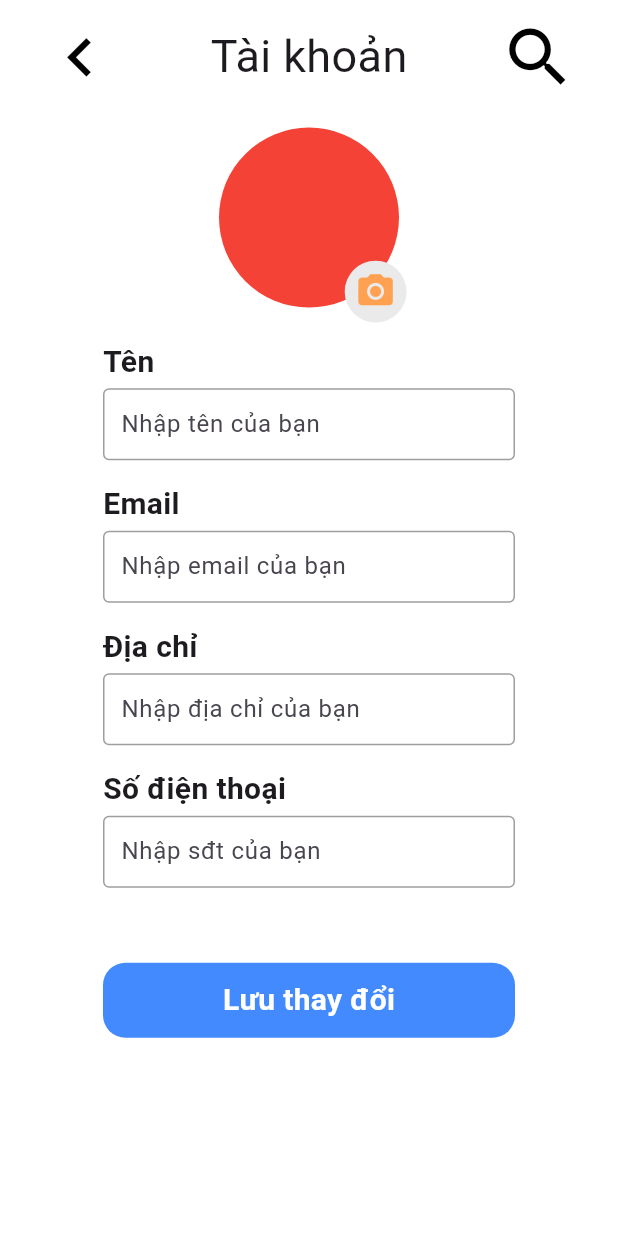
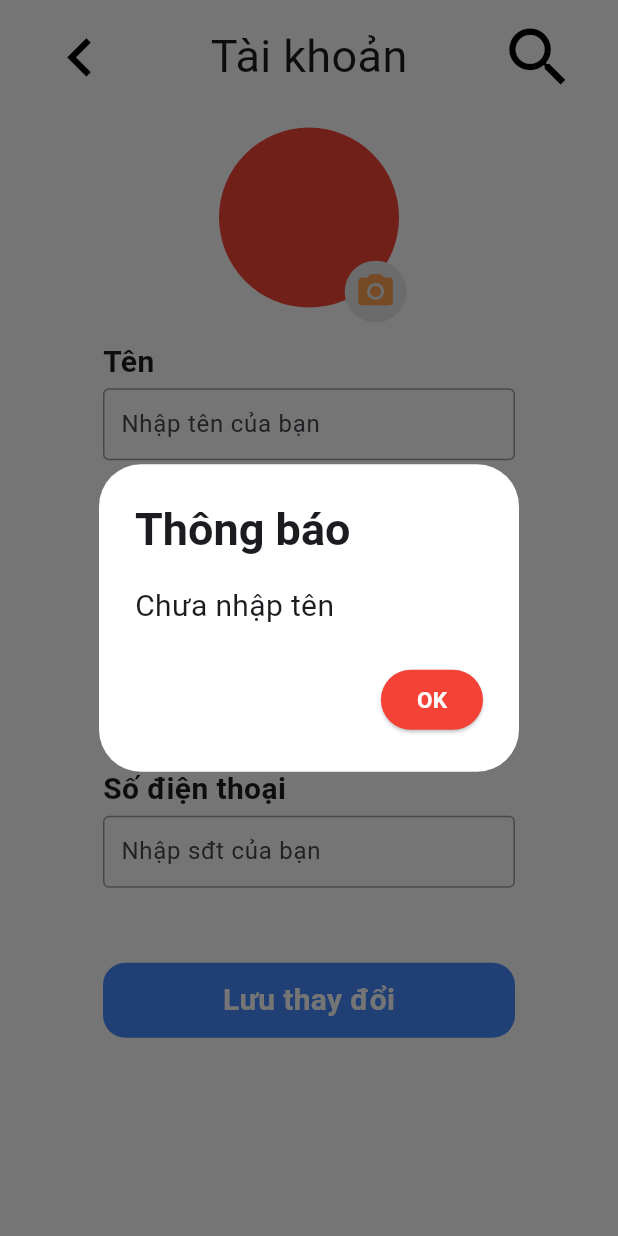
Before and after one commit to tiendung2306/MapSnap, a Flutter app: the accountScreen screen opened directly, after a tap on "Lưu thay đổi", on a phone screen of 412 x 824 dp. Run offline on Flutter 3.47's test engine with Material 3 defaults, Android fonts, the light colour scheme and no system bars; our stand-ins replace camera, get_it, shared_preferences; accounts and stored records are empty.

Commit message:
Update AccountScreen

```diff
--- a/frontend/lib/Screen/AccountScreen.dart
+++ b/frontend/lib/Screen/AccountScreen.dart
@@ -1,6 +1,8 @@
 import 'package:flutter/material.dart';
 import 'package:mapsnap_fe/Widget//text_field_input.dart';
+import 'package:provider/provider.dart';
 import 'package:shared_preferences/shared_preferences.dart';
+import '../Widget/accountModel.dart';
 import 'settingScreen.dart';
 
 class accountScreen extends StatefulWidget {
@@ -11,13 +13,19 @@ class accountScreen extends StatefulWidget {
 }
 
 class _accountScreenState extends State<accountScreen> {
-  static TextEditingController usernameController = TextEditingController();
-  static TextEditingController emailController = TextEditingController();
+  late TextEditingController usernameController;
+  late TextEditingController emailController;
   final TextEditingController addressController = TextEditingController();
   final TextEditingController numberPhoneController = TextEditingController();
+  String Notification = "";
+  late Color colorNotification;
+
 
   void initState() {
     super.initState();
+    var accountModel = Provider.of<AccountModel>(context, listen: false);
+    usernameController = TextEditingController(text: accountModel.username);
+    emailController = TextEditingController(text: accountModel.email);
     _loadUserData();  // Tải dữ liệu khi khởi tạo màn hình
   }
 
@@ -39,7 +47,6 @@ class _accountScreenState extends State<accountScreen> {
     await prefs.setString('email', emailController.text);
     await prefs.setString('address', addressController.text);
     await prefs.setString('numberPhone', numberPhoneController.text);
-    print("Lưu thành công!");
   }
 
   @override
@@ -158,7 +165,7 @@ class _accountScreenState extends State<accountScreen> {
                         const SizedBox(height: 15),
                         buildTextField("Địa chỉ", addressController, "Nhập địa chỉ của bạn", TextInputType.text),
                         const SizedBox(height: 15),
-                        buildTextField("Số điện thoại", numberPhoneController, "Nhập sđt của bạn", TextInputType.text),
+                        buildTextField("Số điện thoại", numberPhoneController, "Nhập sđt của bạn", TextInputType.number),
                       ],
                     ),
                   ),
@@ -170,8 +177,55 @@ class _accountScreenState extends State<accountScreen> {
                   borderRadius: BorderRadius.circular(15),
                   child: InkWell(
                       onTap: () {
-                        // print("Bảo mật");
-                        _saveUserData();
+                        // Kiểm tra số điện thoại (chỉ bao gồm các chữ số)
+                        if(usernameController.text.isEmpty) {
+                          Notification = "Chưa nhập tên";
+                          colorNotification = Colors.red;
+                        } else if (!RegExp(r'^[^@]+@[^@]+\.[^@]+').hasMatch(emailController.text)) {
+                          // Kiểm tra email (đơn giản)
+                          Notification = "Nhập sai gmail rồi";
+                          colorNotification = Colors.red;
+                        } else if (addressController.text.isEmpty) {
+                          Notification = "Chưa nhập địa chỉ";
+                          colorNotification = Colors.red;
+                        } else if (!RegExp(r'^[0-9]+$').hasMatch(numberPhoneController.text)) {
+                          Notification = "Nhập sai số điện thoại rồi";
+                          colorNotification = Colors.red;
+                        } else if (numberPhoneController.text.length != 10) {
+                          Notification = "Nhập sai số điện thoại rồi";
+                          colorNotification = Colors.red;
+                        } else {
+                          // Nếu tất cả đều hợp lệ, lưu dữ liệu
+                          Notification = "Lưu thông tin thành công";
+                          colorNotification = Colors.blue;
+                          _saveUserData();
+                          Provider.of<AccountModel>(context, listen: false)
+                              .updateUsername(usernameController.text);
+                          Provider.of<AccountModel>(context, listen: false)
+                              .updateEmail(emailController.text);
+                        }
+
+                        showDialog(
+                          context: context,
+                          builder: (context) {
+                            return AlertDialog(
+                              backgroundColor: Colors.white,
+                              title: const Text("Thông báo", style: TextStyle(fontSize: 30, fontWeight: FontWeight.bold),),
+                              content: Text(Notification, style: TextStyle(fontSize: 20,)),
+                              actions: <Widget>[
+                                new ElevatedButton(
+                                  child: new Text('OK', style: TextStyle(fontSize: 15, fontWeight: FontWeight.bold, color: Colors.white),),
+                                  style: TextButton.styleFrom(
+                                    backgroundColor: colorNotification,
+                                  ),
+                                  onPressed: () {
+                                    Navigator.of(context).pop();
+                                  },
+                                )
+                              ],
+                            );
+                          },
+                        );
                       },
                       splashColor: Colors.white.withOpacity(0.2),
                       child: Container(
--- a/frontend/lib/Screen/settingScreen.dart
+++ b/frontend/lib/Screen/settingScreen.dart
@@ -2,6 +2,8 @@ import 'package:flutter/cupertino.dart';
 import 'package:flutter/material.dart';
 import 'package:flutter/services.dart';
 import 'package:get_it/get_it.dart';
+import 'package:provider/provider.dart';
+import '../Widget/accountModel.dart';
 import 'AccountScreen.dart';
 
 
@@ -15,8 +17,8 @@ class settingScreen extends StatefulWidget {
 }
 
 class settingScreenState extends State<settingScreen> {
-  var nameController = "Top1thachdau";
-  var gmailController = "top1@gmail.com";
+  // var nameController = "Top1thachdau";
+  // var gmailController = "top1@gmail.com";
 
   @override
   void initState() {
@@ -29,6 +31,7 @@ class settingScreenState extends State<settingScreen> {
 
     var screenHeight = MediaQuery.of(context).size.height;
     var screenWidth = MediaQuery.of(context).size.width;
+    var accountModel = Provider.of<AccountModel>(context);
 
     return Scaffold(
       resizeToAvoidBottomInset: false,
@@ -90,9 +93,9 @@ class settingScreenState extends State<settingScreen> {
                             mainAxisAlignment: MainAxisAlignment.center,
                             crossAxisAlignment: CrossAxisAlignment.start,
                             children: [
-                              Text(nameController, style: TextStyle(fontSize: 25, fontWeight: FontWeight.bold) ,),
+                              Text(accountModel.username, style: TextStyle(fontSize: 25, fontWeight: FontWeight.bold) ,),
                               const SizedBox(height: 5,),
-                              Text(gmailController, style: TextStyle(fontSize: 15 )),
+                              Text(accountModel.email, style: TextStyle(fontSize: 15 )),
                             ]
                         )
                     )
--- /dev/null
+++ b/frontend/lib/Widget/accountModel.dart
@@ -0,0 +1,19 @@
+import 'package:flutter/material.dart';
+
+class AccountModel extends ChangeNotifier {
+  String _username = 'Top1thachdau';
+  String _email = 'top1@gmail.com';
+
+  String get username => _username;
+  String get email => _email;
+
+  void updateUsername(String newUsername) {
+    _username = newUsername;
+    notifyListeners(); // Thông báo cho tất cả các widget đang nghe
+  }
+
+  void updateEmail(String newEmail) {
+    _email = newEmail;
+    notifyListeners();
+  }
+}
--- a/frontend/lib/main.dart
+++ b/frontend/lib/main.dart
@@ -4,11 +4,18 @@ import 'package:mapsnap_fe/Screen/mainScreenCamera.dart';
 import 'package:mapsnap_fe/Screen/settingScreen.dart';
 
 import 'package:mapsnap_fe/Widget/locator.dart';
+import 'package:mapsnap_fe/Widget/accountModel.dart';
+import 'package:provider/provider.dart'; // Import file model
 
 void main() {
   WidgetsFlutterBinding.ensureInitialized();
   setupLocator();
-  runApp(const MyApp());
+  runApp(
+    ChangeNotifierProvider(
+      create: (context) => AccountModel(),
+      child: MyApp(),
+    ),
+  );
 }
 
 class MyApp extends StatelessWidget {
--- a/frontend/pubspec.yaml
+++ b/frontend/pubspec.yaml
@@ -37,6 +37,7 @@ dependencies:
   # The following adds the Cupertino Icons font to your application.
   # Use with the CupertinoIcons class for iOS style icons.
   cupertino_icons: ^1.0.8
+  provider: ^6.1.2
 
 dev_dependencies:
   flutter_test:
```
Also changed, not shown: frontend/pubspec.lock.
